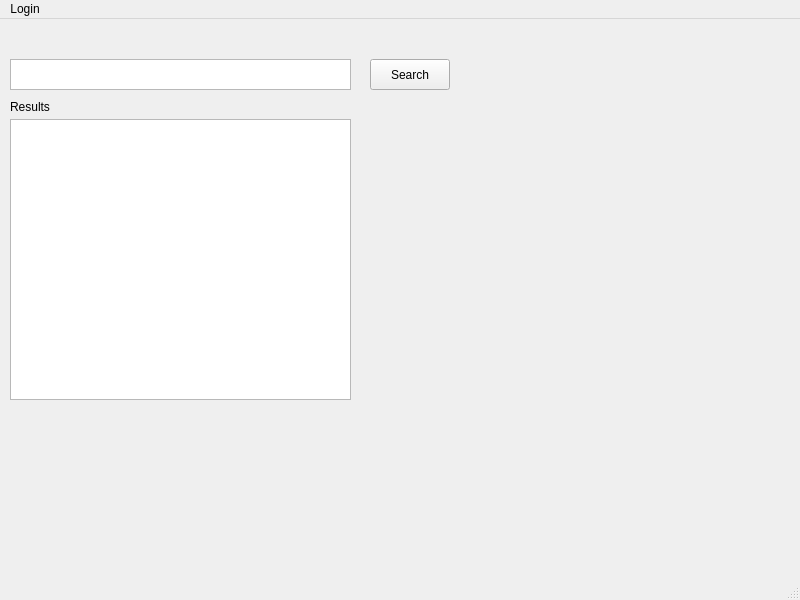
Old version of the form SpotifyChallenge/myspotify.ui in the repository pedrooculos/SpotifyChallenge.
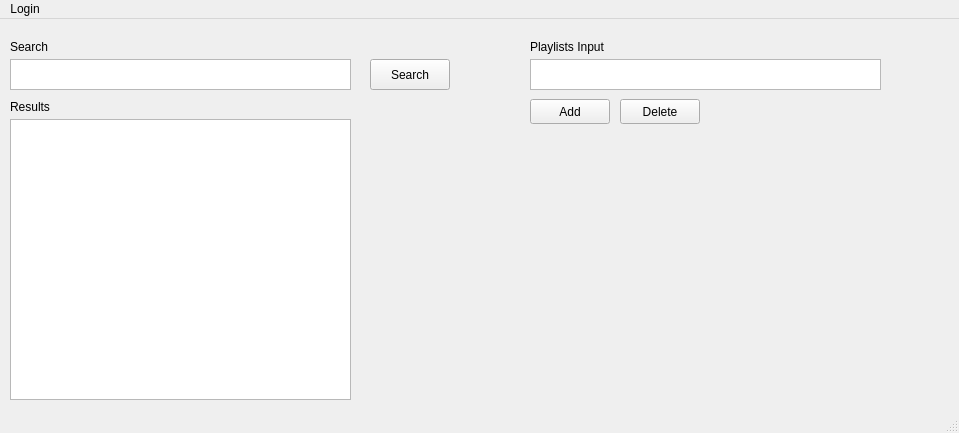
New version of the form.

Commit message: Create Icon in th UI to receive Track for the playlist

```diff
--- a/SpotifyChallenge/myspotify.ui
+++ b/SpotifyChallenge/myspotify.ui
@@ -6,8 +6,8 @@
    <rect>
     <x>0</x>
     <y>0</y>
-    <width>800</width>
-    <height>600</height>
+    <width>959</width>
+    <height>433</height>
    </rect>
   </property>
   <property name="windowTitle">
@@ -67,13 +67,75 @@
      <string>Results</string>
     </property>
    </widget>
+   <widget class="QTextEdit" name="playlistInput">
+    <property name="geometry">
+     <rect>
+      <x>530</x>
+      <y>40</y>
+      <width>351</width>
+      <height>31</height>
+     </rect>
+    </property>
+   </widget>
+   <widget class="QPushButton" name="addPushButton">
+    <property name="geometry">
+     <rect>
+      <x>530</x>
+      <y>80</y>
+      <width>80</width>
+      <height>25</height>
+     </rect>
+    </property>
+    <property name="text">
+     <string>Add</string>
+    </property>
+   </widget>
+   <widget class="QPushButton" name="deletePushButton">
+    <property name="geometry">
+     <rect>
+      <x>620</x>
+      <y>80</y>
+      <width>80</width>
+      <height>25</height>
+     </rect>
+    </property>
+    <property name="text">
+     <string>Delete</string>
+    </property>
+   </widget>
+   <widget class="QLabel" name="label_2">
+    <property name="geometry">
+     <rect>
+      <x>10</x>
+      <y>20</y>
+      <width>55</width>
+      <height>16</height>
+     </rect>
+    </property>
+    <property name="text">
+     <string>Search</string>
+    </property>
+   </widget>
+   <widget class="QLabel" name="label_3">
+    <property name="geometry">
+     <rect>
+      <x>530</x>
+      <y>20</y>
+      <width>91</width>
+      <height>16</height>
+     </rect>
+    </property>
+    <property name="text">
+     <string>Playlists Input</string>
+    </property>
+   </widget>
   </widget>
   <widget class="QMenuBar" name="menubar">
    <property name="geometry">
     <rect>
      <x>0</x>
      <y>0</y>
-     <width>800</width>
+     <width>959</width>
      <height>25</height>
     </rect>
    </property>
```
The commit also changes 4 other files.
